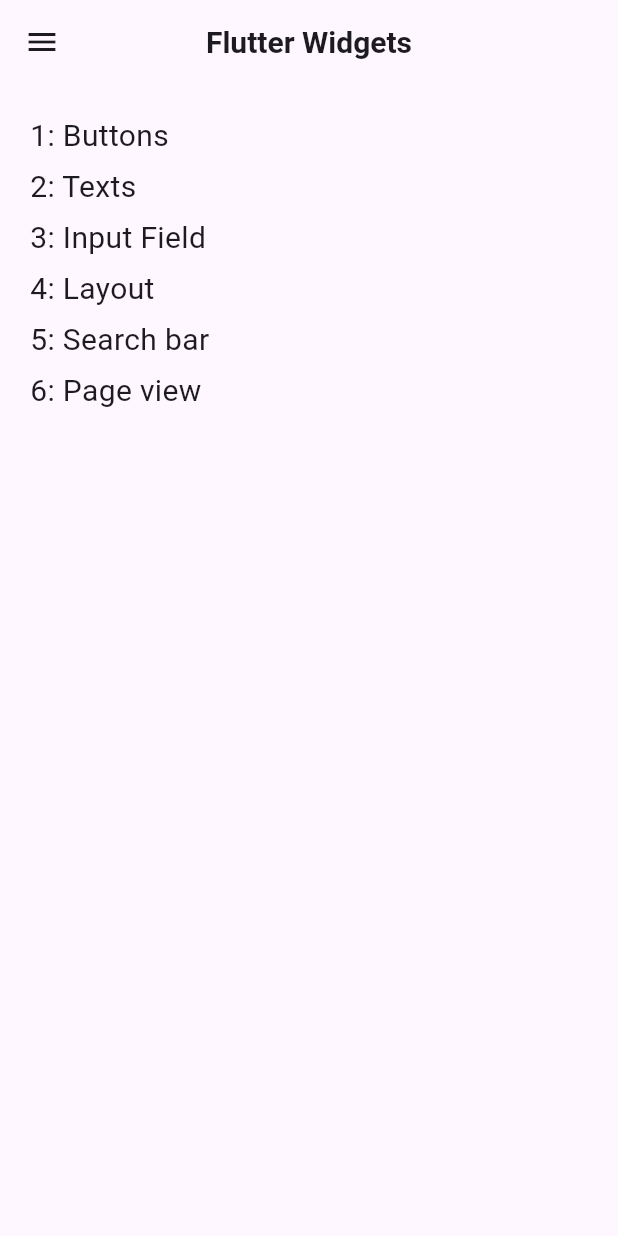
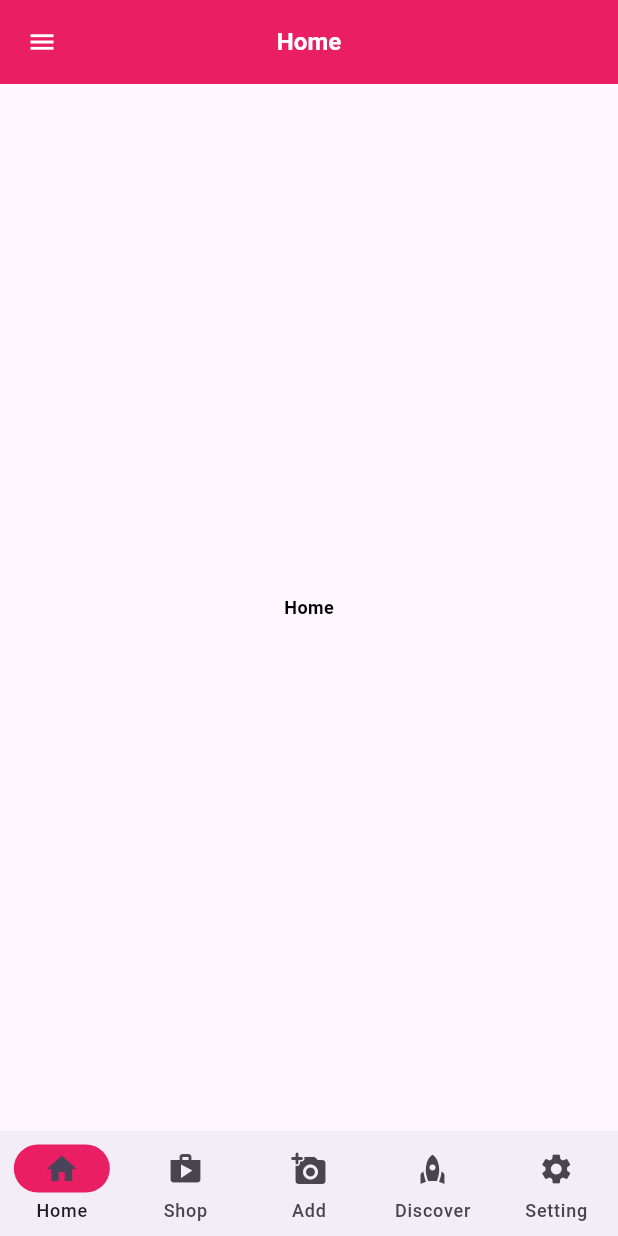
Before and after one commit to sharmin-softbdltd/flutter_widgets, a Flutter app: the screen it shows after launch, on a phone screen of 412 x 824 dp. Run offline on Flutter 3.47's test engine with Material 3 defaults, Android fonts, the phone set to English and light mode, and no system bars; our stand-ins replace get, smooth_page_indicator.

Commit message:
Page View, Navigation Menu Added

```diff
--- a/lib/app/modules/drawerwidget/views/drawerwidget_view.dart
+++ b/lib/app/modules/drawerwidget/views/drawerwidget_view.dart
@@ -12,10 +12,6 @@ class DrawerwidgetView extends GetView<DrawerwidgetController> {
       appBar: AppBar(
         title: const Text(
           'Drawer widget',
-          style: TextStyle(
-            fontSize: 20,
-            fontWeight: FontWeight.bold,
-          ),
         ),
         centerTitle: true,
       ),
--- a/lib/app/modules/home/controllers/home_controller.dart
+++ b/lib/app/modules/home/controllers/home_controller.dart
@@ -1,24 +1,25 @@
+import 'package:flutter/material.dart';
 import 'package:get/get.dart';
 
 class HomeController extends GetxController {
   //TODO: Implement HomeController
 
-  final count = 0.obs;
-
-  @override
-  void onInit() {
-    super.onInit();
-  }
-
-  @override
-  void onReady() {
-    super.onReady();
-  }
-
-  @override
-  void onClose() {
-    super.onClose();
-  }
-
-  void increment() => count.value++;
+  final Rx<int> selectedIndex = 0.obs;
+  final screens = [
+    Center(
+      child: Text('Home'),
+    ),
+    Center(
+      child: Text('Shop'),
+    ),
+    Center(
+      child: Text('Add'),
+    ),
+    Center(
+      child: Text('Discover'),
+    ),
+    Center(
+      child: Text('Settings'),
+    ),
+  ];
 }
--- a/lib/app/modules/home/views/home_view.dart
+++ b/lib/app/modules/home/views/home_view.dart
@@ -8,106 +8,117 @@ class HomeView extends GetView<HomeController> {
 
   @override
   Widget build(BuildContext context) {
+    final controller = Get.find<HomeController>();
     return Scaffold(
       appBar: AppBar(
         title: const Text(
-          'Flutter Widgets',
-          style: TextStyle(
-            fontSize: 20,
-            fontWeight: FontWeight.bold,
-          ),
+          'Home',
         ),
         centerTitle: true,
       ),
       drawer: Drawer(
         backgroundColor: Colors.pink,
-        child: Column(
-          crossAxisAlignment: CrossAxisAlignment.start,
+        child: ListView(
           children: [
             DrawerHeader(
-              decoration:
-                  BoxDecoration(border: Border(bottom: BorderSide.none)),
               child: Text(
                 'Widgets Lists',
-                style: TextStyle(color: Colors.white, fontSize: 18),
+                style: Theme.of(context).textTheme.titleMedium,
               ),
             ),
-            Divider(),
-          ],
-        ),
-      ),
-      body: SingleChildScrollView(
-        child: Padding(
-          padding: EdgeInsets.all(20),
-          child: Column(
-            crossAxisAlignment: CrossAxisAlignment.start,
-            children: [
-              GestureDetector(
+            ListTile(
+              dense: true,
               onTap: () {
                 Get.toNamed('/buttonrelatedwidgets');
               },
-                child: Text(
-                  '1: Buttons',
-                  style: TextStyle(fontSize: 20),
+              hoverColor: Colors.white70,
+              title: Text(
+                'Buttons',
+                style: Theme.of(context).textTheme.titleMedium,
               ),
             ),
-              SizedBox(
-                height: 5,
-              ),
-              GestureDetector(
+            ListTile(
+              dense: true,
               onTap: () {
                 Get.toNamed('/textrelatedwidgets');
               },
-                child: Text(
-                  '2: Texts',
-                  style: TextStyle(fontSize: 20),
+              title: Text(
+                'Texts',
+                style: Theme.of(context).textTheme.titleMedium,
               ),
             ),
-              SizedBox(
-                height: 5,
+            ListTile(
+              dense: true,
+              onTap: () {
+                Get.toNamed('/buttonrelatedwidgets');
+              },
+              title: Text(
+                'Input Fields',
+                style: Theme.of(context).textTheme.titleMedium,
               ),
-              Text(
-                '3: Input Field',
-                style: TextStyle(fontSize: 20),
             ),
-              SizedBox(
-                height: 5,
-              ),
-              GestureDetector(
+            ListTile(
+              dense: true,
               onTap: () {
                 Get.toNamed('/layoutrelatedwidgets');
               },
-                child: Text(
-                  '4: Layout',
-                  style: TextStyle(fontSize: 20),
+              title: Text(
+                'Layout',
+                style: Theme.of(context).textTheme.titleMedium,
               ),
             ),
-              SizedBox(
-                height: 5,
-              ),
-              GestureDetector(
+            ListTile(
+              dense: true,
               onTap: () {
                 Get.toNamed('/searchrelatedwidgets');
               },
-                child: Text(
-                  '5: Search bar',
-                  style: TextStyle(fontSize: 20),
+              title: Text(
+                'Search Bar',
+                style: Theme.of(context).textTheme.titleMedium,
               ),
             ),
-              SizedBox(
-                height: 5,
+            ListTile(
+              dense: true,
+              onTap: () {
+                Get.toNamed('/pageviewwidget');
+              },
+              title: Text(
+                'Page View',
+                style: Theme.of(context).textTheme.titleMedium,
               ),
-              Text(
-                '6: Page view ',
-                style: TextStyle(fontSize: 20),
-              ),
-              SizedBox(
-                height: 5,
             ),
           ],
         ),
       ),
+      body: Obx(() {
+        return controller.screens[controller.selectedIndex.value];
+      }),
+      bottomNavigationBar: Obx(() {
+        return NavigationBar(
+          indicatorColor: Colors.pink,
+          onDestinationSelected: (index) {
+            controller.selectedIndex.value = index;
+          },
+          // indicatorColor: Colors.pink,
+          selectedIndex: controller.selectedIndex.value,
+          height: 70,
+          destinations: [
+            NavigationDestination(
+                icon: Icon(
+                  Icons.home,
                 ),
+                label: 'Home'),
+            NavigationDestination(icon: Icon(Icons.shop), label: 'Shop'),
+            NavigationDestination(
+                icon: Icon(
+                  Icons.add_a_photo_rounded,
+                ),
+                label: 'Add'),
+            NavigationDestination(icon: Icon(Icons.rocket), label: 'Discover'),
+            NavigationDestination(icon: Icon(Icons.settings), label: 'Setting'),
+          ],
+        );
+      }),
     );
   }
 }
--- a/lib/app/modules/layoutrelatedwidgets/views/layoutrelatedwidgets_view.dart
+++ b/lib/app/modules/layoutrelatedwidgets/views/layoutrelatedwidgets_view.dart
@@ -12,10 +12,6 @@ class LayoutrelatedwidgetsView extends GetView<LayoutrelatedwidgetsController> {
       appBar: AppBar(
         title: const Text(
           'Layout Related Widgets',
-          style: TextStyle(
-            fontSize: 20,
-            fontWeight: FontWeight.bold,
-          ),
         ),
         centerTitle: true,
       ),
--- a/lib/app/routes/app_routes.dart
+++ b/lib/app/routes/app_routes.dart
@@ -10,6 +10,7 @@ abstract class Routes {
   static const SEARCHRELATEDWIDGETS = _Paths.SEARCHRELATEDWIDGETS;
   static const DRAWERWIDGET = _Paths.DRAWERWIDGET;
   static const LAYOUTRELATEDWIDGETS = _Paths.LAYOUTRELATEDWIDGETS;
+  static const PAGEVIEWWIDGET = _Paths.PAGEVIEWWIDGET;
 }
 
 abstract class _Paths {
@@ -21,4 +22,5 @@ abstract class _Paths {
   static const SEARCHRELATEDWIDGETS = '/searchrelatedwidgets';
   static const DRAWERWIDGET = '/drawerwidget';
   static const LAYOUTRELATEDWIDGETS = '/layoutrelatedwidgets';
+  static const PAGEVIEWWIDGET = '/pageviewwidget';
 }
```
Also changed, not shown: lib/app/modules/buttonrelatedwidgets/views/buttonrelatedwidgets_view.dart (+9 -40 lines), lib/app/modules/pageviewwidget/bindings/pageviewwidget_binding.dart (added, +12 -0 lines), lib/app/modules/pageviewwidget/controllers/pageviewwidget_controller.dart (added, +17 -0 lines), lib/app/modules/pageviewwidget/views/pageviewwidget_view.dart (added, +85 -0 lines), lib/app/modules/searchrelatedwidgets/views/searchrelatedwidgets_view.dart (+8 -24 lines), lib/app/modules/textrelatedwidgets/views/textrelatedwidgets_view.dart (+35 -48 lines), lib/app/routes/app_pages.dart (+7 -0 lines), lib/main.dart (+32 -0 lines), pubspec.yaml (+8 -3 lines), assets/images/logos/app_logo.png (added), assets/images/page_view/page_view1.png (added), assets/images/page_view/page_view2.png (added), assets/images/page_view/page_view3.png (added), pubspec.lock, 27 other files. Lines whose indentation alone changed are shown as unchanged.
